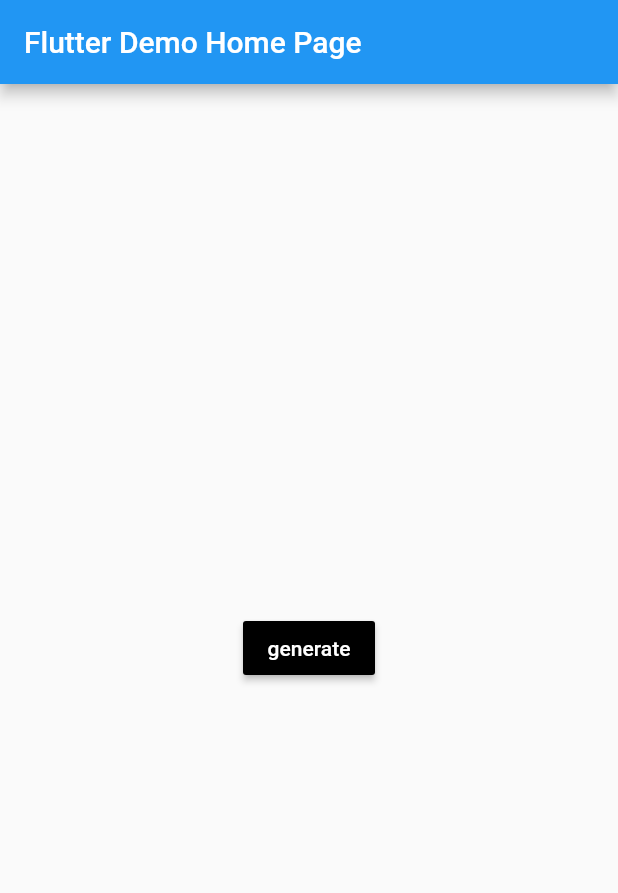
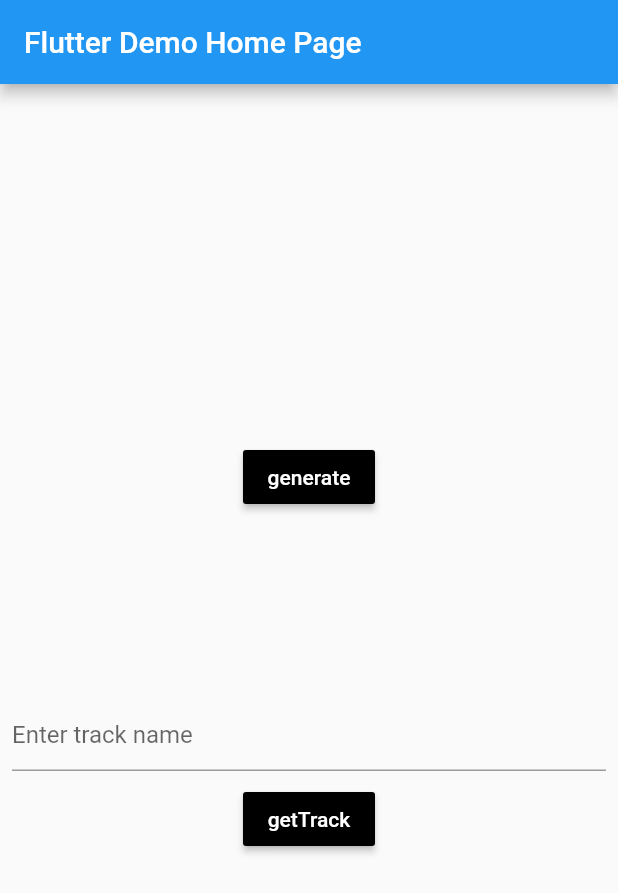
Before and after one commit to Him-anshuSharma/SpotifyClone, a Flutter app: the screen it shows after launch, after a tap on "generate", on a phone screen of 412 x 824 dp. Shown: the top 893 px of the screen. Run offline on Flutter 3.47's test engine with Material 2 defaults, Android fonts, the phone set to English and light mode, and no system bars; our stand-ins replace dio; statements that could not run were skipped.

Commit message:
feat: get track id and track link

```diff
--- a/lib/main.dart
+++ b/lib/main.dart
@@ -22,6 +22,7 @@ class MyApp extends StatelessWidget {
 
 class MyHomePage extends StatefulWidget {
   const MyHomePage({super.key, required this.title});
+
   final String title;
 
   @override
@@ -31,6 +32,9 @@ class MyHomePage extends StatefulWidget {
 class _MyHomePageState extends State<MyHomePage> {
   SpotifyApi api = SpotifyApi();
   var authResponse = '';
+  String trackName = '';
+  var trackResponse = '';
+
   @override
   Widget build(BuildContext context) {
     return Scaffold(
@@ -47,12 +51,39 @@ class _MyHomePageState extends State<MyHomePage> {
               textColor: Colors.white,
               onPressed: () async {
                 authResponse = await api.getToken();
+                setState(() {});
+              },
+              child: const Text('generate'),
+            ),
+            Text(authResponse),
+            const SizedBox(height: 100,),
+            Padding(
+              padding: const EdgeInsets.all(8.0),
+              child: TextField(
+                decoration: const InputDecoration(
+                  hintText: "Enter track name",
+                ),
+                onChanged: (String text) {
+                  setState(() {
+                    trackName = text;
+                  });
+                },
+              ),
+            ),
+            MaterialButton(
+              elevation: 2,
+              color: Colors.black,
+              textColor: Colors.white,
+              onPressed: () async {
+                //authResponse = await api.getToken();
+                print("TRACK $trackName");
+                trackResponse = await api.getTrackId(trackName);
                 setState(() {
                 });
               },
-              child: const Text('generate'),
+              child: const Text('getTrack'),
             ),
-            Text(authResponse)
+            Text(trackResponse),
           ],
         ),
       ),
--- a/lib/repository/spotifyAPI.dart
+++ b/lib/repository/spotifyAPI.dart
@@ -1,35 +1,81 @@
+import 'dart:convert' show Codec, base64, json, utf8;
+import 'dart:developer';
+
+import 'package:dio/dio.dart';
 import 'package:flutter/foundation.dart';
 import 'package:spotify_clone/utils/constants.dart';
-import 'package:dio/dio.dart';
-import 'dart:convert' show Codec, base64, utf8;
 
-class SpotifyApi{
-  getToken() async{
-    Dio dio = Dio();
+class SpotifyApi {
+  static var token = '';
+
+  Dio dio = Dio();
+
+  getToken() async {
     var authString = "${Constants.clientId}:${Constants.clientSecret}";
     Codec<String, String> stringToBase64 = utf8.fuse(base64);
     String authBase64 = stringToBase64.encode(authString);
     var url = Constants.baseUrl + Constants.tokenEndpoint;
     var headers = {
-      "Authorization":"Basic $authBase64",
+      "Authorization": "Basic $authBase64",
       "Content-Type": "application/x-www-form-urlencoded"
     };
     var data = {"grant_type": "client_credentials"};
-    try{
-      Response result = await dio.post(
-          url,
-          data: data,
-          options: Options(
-              headers: headers
-          )
-      );
-      if (kDebugMode) {
-        print("${result.data}");
-      }
+    try {
+      Response result =
+          await dio.post(url, data: data, options: Options(headers: headers));
       Map map = result.data;
+      token = map['access_token'];
       return map['access_token'];
-    }catch(e){
+    } catch (e) {
       return "Something Bad happened";
     }
   }
+
+  getAuthHeader(token) {
+    return {
+      "Authorization": "Bearer $token",
+      "Content-Type": "application/json",
+    };
+  }
+
+  Future<String> getTrackId(String trackName) async {
+    try {
+      Response response = await dio.get(
+        "https://api.spotify.com/v1/search",
+        queryParameters: {"q": trackName, "type": "track", "limit": 2},
+        options: Options(headers: {'Authorization': 'Bearer $token'}),
+      );
+
+      var tracks = response.data["tracks"]["items"];
+      for(var track in tracks){
+        log('TRACKID: ${track["id"]}');
+        getTrack(track["id"]);
+      }
+      return tracks[0]["id"].toString();
+    } catch (e) {
+      if (e is DioError && e.response != null) {
+        log("Error: ${e.response?.data}");
+      } else {
+        log("$e");
+      }
+      return 'null';
+    }
+  }
+
+  getTrack(String trackId) async {
+    dio.options.baseUrl = "https://api.spotify.com/v1/";
+    dio.options.headers = {
+      "Authorization": "Bearer $token",
+    };
+
+// Make a GET request to the Spotify Web API to get the track
+    try {
+      Response response = await dio.get("tracks/$trackId");
+
+      String trackLink = response.data["external_urls"]["spotify"];
+      log("Track link: $trackLink");
+    } catch (error) {
+      log("$error");
+    }
+  }
 }
--- a/pubspec.yaml
+++ b/pubspec.yaml
@@ -37,6 +37,7 @@ dependencies:
   # Use with the CupertinoIcons class for iOS style icons.
   cupertino_icons: ^1.0.2
   dio: ^4.0.6
+  url_launcher: ^6.1.9
 
 dev_dependencies:
   flutter_test:
```
Also changed, not shown: pubspec.lock, 11 other files.
